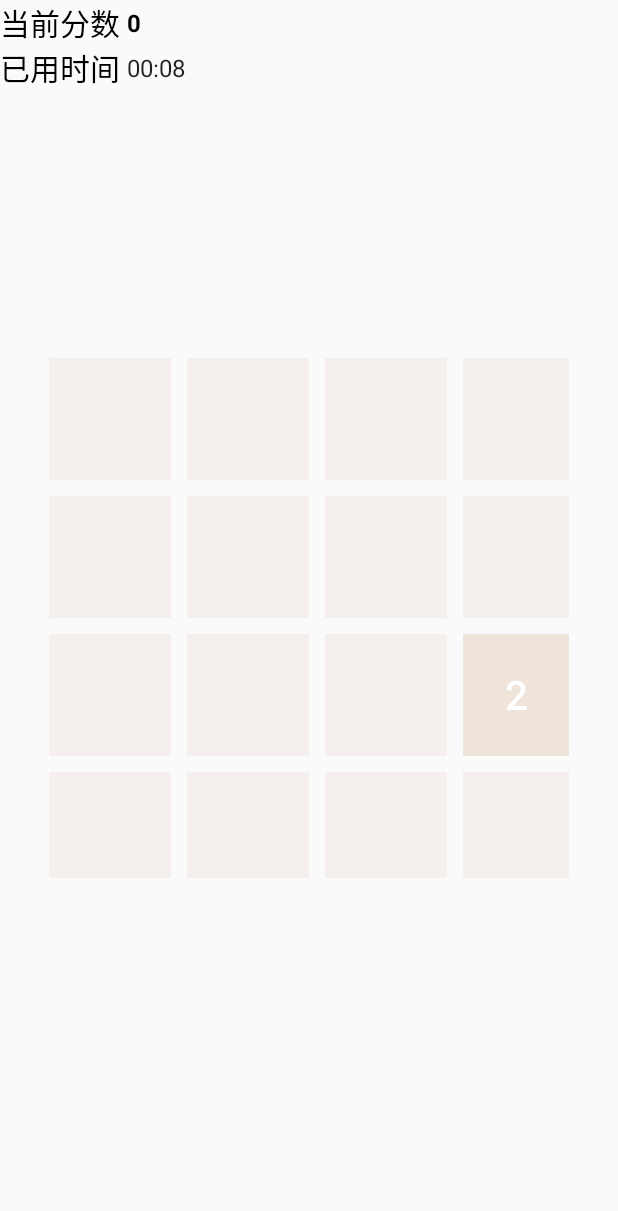
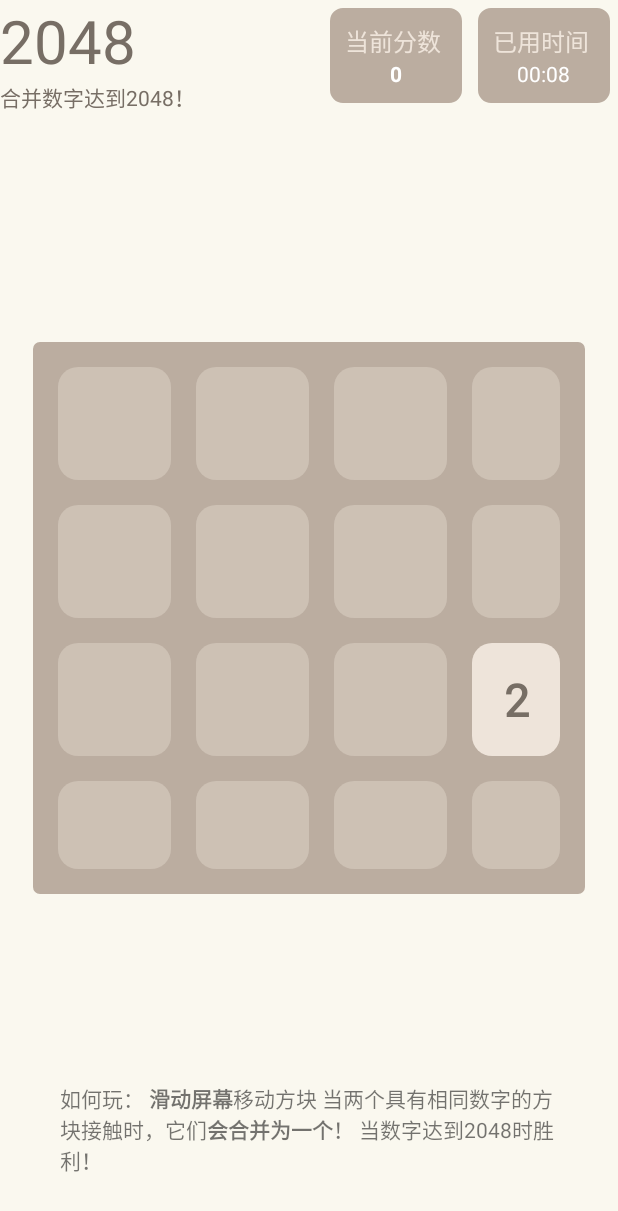
Before and after one commit to kkkknn/My_2048, an Android app: the screen it shows after launch (GameActivity), on a phone screen of 412 x 824 dp. Shown: the top 1211 px of the screen. Run offline under Robolectric (Android 15) with nearby library versions, the phone set to English and light mode, and no system bars.

Commit message:
UI美化 文档更新

```diff
--- a/app/src/main/java/com/example/kkkkkn/my_2048/GameActivity.java
+++ b/app/src/main/java/com/example/kkkkkn/my_2048/GameActivity.java
@@ -7,24 +7,25 @@ import android.os.Bundle;
 import android.util.DisplayMetrics;
 import android.util.Log;
 import android.view.WindowManager;
-import android.widget.BaseAdapter;
 import android.widget.Chronometer;
 import android.widget.TextView;
 import android.widget.Toast;
 
-import java.util.ArrayList;
-import java.util.Random;
+import com.example.kkkkkn.my_2048.custom_view.GameView;
+import com.example.kkkkkn.my_2048.custom_view.ScoreView;
 
 public class GameActivity extends Activity {
     private Context mcontext;
     private final String TAG="2048小游戏";
     private GameView game_view;
     private TextView scoreTextView;
+    private TextView gameRuleTextView;
     private long runtime;
     private int width,height;
     private int auto;
     private Chronometer time;
     private long score=0;
+    private ScoreView scoreView;
     @Override
     protected void onCreate(Bundle savedInstanceState) {
         super.onCreate(savedInstanceState);
@@ -34,7 +35,9 @@ public class GameActivity extends Activity {
         game_view=findViewById(R.id.game_view);
         time=findViewById(R.id.timer);
         scoreTextView=findViewById(R.id.score);
-
+        scoreView=new ScoreView(this);
+        gameRuleTextView=findViewById(R.id.game_rule);
+        gameRuleTextView.setText(R.string.rule);
         //开始计时
         time.setBase(SystemClock.elapsedRealtime());//计时器清零
         //获取屏幕宽度、高度
@@ -54,8 +57,9 @@ public class GameActivity extends Activity {
                 score+=num;
                 String str=String.valueOf(score);
                 scoreTextView.setText(str);
-                //todo 调用显示动画
 
+                scoreView.setText("+"+ num);
+                scoreView.show(scoreTextView);
             }
 
             @Override
--- a/app/src/main/java/com/example/kkkkkn/my_2048/Card.java
+++ b/app/src/main/java/com/example/kkkkkn/my_2048/custom_view/Card.java
@@ -1,16 +1,20 @@
-package com.example.kkkkkn.my_2048;
+package com.example.kkkkkn.my_2048.custom_view;
 
 import android.content.Context;
 import android.graphics.Color;
+import android.graphics.drawable.GradientDrawable;
 import android.support.annotation.NonNull;
 import android.view.Gravity;
 import android.widget.FrameLayout;
 import android.widget.TextView;
 
+import com.example.kkkkkn.my_2048.R;
+
 public class Card extends FrameLayout {
     //展示的数字
     private TextView showTextView;
     private int showNum=0;
+    GradientDrawable drawable;
 
     public Card(@NonNull Context context,int leftMargin,int topMargin,int rightMargin,int bottomMargin) {
         super(context);
@@ -19,11 +23,15 @@ public class Card extends FrameLayout {
 
     private void init(Context context,int leftMargin,int topMargin,int rightMargin,int bottomMargin) {
         showTextView=new TextView(context);
-        showTextView.setTextSize(26);
+        showTextView.setTextSize(30);
         showTextView.setGravity(Gravity.CENTER);
         showTextView.getPaint().setAntiAlias(true);
         showTextView.getPaint().setFakeBoldText(true);
-        showTextView.setTextColor(Color.WHITE);
+        showTextView.setTextColor(getResources().getColor(R.color.TextColorBlack));
+        drawable=new GradientDrawable();
+        drawable.setShape(GradientDrawable.RECTANGLE);
+        drawable.setGradientType(GradientDrawable.LINEAR_GRADIENT);
+        drawable.setCornerRadius(20);
         LayoutParams params=new LayoutParams(-1,-1);
         params.setMargins(leftMargin, topMargin, rightMargin, bottomMargin);
         addView(showTextView,params);
@@ -40,7 +48,8 @@ public class Card extends FrameLayout {
 
     public void setShowNum(int i) {
         this.showNum=i;
-        showTextView.setBackgroundColor(getColor(i));
+        drawable.setColor(getColor(i));
+        showTextView.setBackground(drawable);
         if(i<=0){
             showTextView.setText(" ");
         }else {
@@ -86,7 +95,7 @@ public class Card extends FrameLayout {
                 color=Color.parseColor("#EA7821");
                 break;
             default:
-                color=Color.parseColor("#f5f0ed");
+                color=Color.parseColor("#CDC1B4");
                 break;
         }
         return color;
--- a/app/src/main/java/com/example/kkkkkn/my_2048/GameView.java
+++ b/app/src/main/java/com/example/kkkkkn/my_2048/custom_view/GameView.java
@@ -1,4 +1,4 @@
-package com.example.kkkkkn.my_2048;
+package com.example.kkkkkn.my_2048.custom_view;
 
 import android.content.Context;
 import android.graphics.Point;
@@ -245,14 +245,14 @@ public class GameView extends GridLayout {
         for (int i = 0; i < columnCount; i++) {
             for (int j = 0; j < columnCount; j++) {
                 if((i==columnCount-1)&&(j==columnCount-1)){
-                    card = new Card(getContext(), 16, 16, 16,16);
+                    card = new Card(getContext(), 25, 25, 25,25);
                 }else if (i == columnCount - 1) {
                     // 为最底下的格子加上bottomMargin
-                    card = new Card(getContext(), 16, 16, 0,16);
+                    card = new Card(getContext(), 25, 25, 0,25);
                 } else if(j==columnCount-1){
-                    card = new Card(getContext(), 16, 16, 16,0);
+                    card = new Card(getContext(), 25, 25, 25,0);
                 }else {
-                    card = new Card(getContext(), 16, 16, 0,0);
+                    card = new Card(getContext(), 25, 25, 0,0);
                 }
                 card.setShowNum(0);
                 addView(card,cardWidth,cardHeight);
--- /dev/null
+++ b/app/src/main/java/com/example/kkkkkn/my_2048/custom_view/ScoreView.java
@@ -0,0 +1,266 @@
+package com.example.kkkkkn.my_2048.custom_view;
+
+import android.content.Context;
+import android.graphics.Color;
+import android.graphics.drawable.ColorDrawable;
+import android.graphics.drawable.Drawable;
+import android.os.Build;
+import android.os.Handler;
+import android.text.TextUtils;
+import android.util.TypedValue;
+import android.view.View;
+import android.view.animation.AlphaAnimation;
+import android.view.animation.Animation;
+import android.view.animation.AnimationSet;
+import android.view.animation.TranslateAnimation;
+import android.widget.PopupWindow;
+import android.widget.RelativeLayout;
+import android.widget.TextView;
+
+public class ScoreView extends PopupWindow {
+    private String mText = "";
+    private int mTextColor =  Color.BLACK;
+    private int mTextSize = 16;
+    private int mFromY = 0;
+    private int mToY =  60;
+    private float mFromAlpha = 1.0f;
+    private float mToAlpha =  0.0f;
+    private int mDuration = 800;
+    private int mDistance = 60;
+    private AnimationSet mAnimationSet;
+    private boolean mChanged = false;
+    private Context mContext = null;
+    private TextView mGood = null;
+
+    public ScoreView(Context context) {
+        super(context);
+        mContext = context;
+        initView();
+    }
+
+    private void initView() {
+        RelativeLayout layout = new RelativeLayout(mContext);
+        RelativeLayout.LayoutParams params =
+                new RelativeLayout.LayoutParams(RelativeLayout.LayoutParams.WRAP_CONTENT,
+                        RelativeLayout.LayoutParams.WRAP_CONTENT);
+        params.addRule(RelativeLayout.CENTER_HORIZONTAL);
+        params.addRule(RelativeLayout.ALIGN_PARENT_BOTTOM);
+
+        mGood = new TextView(mContext);
+        mGood.setIncludeFontPadding(false);
+        mGood.setTextSize(TypedValue.COMPLEX_UNIT_DIP, mTextSize);
+        mGood.setTextColor(mTextColor);
+        mGood.setText(mText);
+        mGood.setLayoutParams(params);
+        layout.addView(mGood);
+        setContentView(layout);
+
+        int w = View.MeasureSpec.makeMeasureSpec(0, View.MeasureSpec.UNSPECIFIED);
+        int h = View.MeasureSpec.makeMeasureSpec(0, View.MeasureSpec.UNSPECIFIED);
+        mGood.measure(w, h);
+        setWidth(mGood.getMeasuredWidth());
+        setHeight(mDistance + mGood.getMeasuredHeight());
+        setBackgroundDrawable(new ColorDrawable(Color.TRANSPARENT));
+        setFocusable(false);
+        setTouchable(false);
+        setOutsideTouchable(false);
+
+        mAnimationSet = createAnimation();
+    }
+
+    public void setText(String text) {
+        if (TextUtils.isEmpty(text)) {
+            throw new IllegalArgumentException("text cannot be null.");
+        }
+        mText = text;
+        mGood.setText(text);
+        mGood.setBackgroundDrawable(new ColorDrawable(Color.TRANSPARENT));
+        int w = (int) mGood.getPaint().measureText(text);
+        setWidth(w);
+        setHeight(mDistance + getTextViewHeight(mGood, w));
+    }
+
+    private static int getTextViewHeight(TextView textView, int width) {
+        int widthMeasureSpec = View.MeasureSpec.makeMeasureSpec(width, View.MeasureSpec.AT_MOST);
+        int heightMeasureSpec = View.MeasureSpec.makeMeasureSpec(0, View.MeasureSpec.UNSPECIFIED);
+        textView.measure(widthMeasureSpec, heightMeasureSpec);
+        return textView.getMeasuredHeight();
+    }
+
+    /**
+     * 设置文本颜色
+     *
+     * @param color
+     */
+    private void setTextColor(int color) {
+        mTextColor = color;
+        mGood.setTextColor(color);
+    }
+
+    /**
+     * 设置文本大小
+     *
+     * @param textSize
+     */
+    private void setTextSize(int textSize) {
+        mTextSize = textSize;
+        mGood.setTextSize(TypedValue.COMPLEX_UNIT_DIP, textSize);
+    }
+
+    /**
+     * 设置文本信息
+     *
+     * @param text
+     * @param textColor
+     * @param textSize
+     */
+    public void setTextInfo(String text, int textColor, int textSize) {
+        setTextColor(textColor);
+        setTextSize(textSize);
+        setText(text);
+    }
+
+    /**
+     * 设置图片
+     *
+     * @param resId
+     */
+    public void setImage(int resId) {
+        setImage(mContext.getResources().getDrawable(resId));
+    }
+
+    /**
+     * 设置图片
+     *
+     * @param drawable
+     */
+    public void setImage(Drawable drawable) {
+        if (drawable == null) {
+            throw new IllegalArgumentException("drawable cannot be null.");
+        }
+        if (Build.VERSION.SDK_INT >= Build.VERSION_CODES.JELLY_BEAN) {
+            mGood.setBackground(drawable);
+        } else {
+            mGood.setBackgroundDrawable(drawable);
+        }
+        mGood.setText("");
+        setWidth(drawable.getIntrinsicWidth());
+        setHeight(mDistance + drawable.getIntrinsicHeight());
+    }
+
+    /**
+     * 设置移动距离
+     *
+     * @param dis
+     */
+    public void setDistance(int dis) {
+        mDistance = dis;
+        mToY = dis;
+        mChanged = true;
+        setHeight(mDistance + mGood.getMeasuredHeight());
+    }
+
+    /**
+     * 设置Y轴移动属性
+     *
+     * @param fromY
+     * @param toY
+     */
+    public void setTranslateY(int fromY, int toY) {
+        mFromY = fromY;
+        mToY = toY;
+        mChanged = true;
+    }
+
+    /**
+     * 设置透明度属性
+     *
+     * @param fromAlpha
+     * @param toAlpha
+     */
+    public void setAlpha(float fromAlpha, float toAlpha) {
+        mFromAlpha = fromAlpha;
+        mToAlpha = toAlpha;
+        mChanged = true;
+    }
+
+    /**
+     * 设置动画时长
+     *
+     * @param duration
+     */
+    public void setDuration(int duration) {
+        mDuration = duration;
+        mChanged = true;
+    }
+
+    /**
+     * 重置属性
+     */
+    public void reset() {
+        mText = "";
+        mTextColor = Color.BLACK;
+        mTextSize = 16;
+        mFromY = 0;
+        mToY = 60;
+        mFromAlpha = 1.0f;
+        mToAlpha = 0.0f;
+        mDuration = 800;
+        mDistance = 60;
+        mChanged = false;
+        mAnimationSet = createAnimation();
+    }
+
+    /**
+     * 展示
+     *
+     * @param v
+     */
+    public void show(View v) {
+        if (!isShowing()) {
+            int offsetY = -v.getHeight() - getHeight();
+            showAsDropDown(v, v.getWidth() / 2 - getWidth() / 2, offsetY);
+            if (mAnimationSet == null || mChanged) {
+                mAnimationSet = createAnimation();
+                mChanged = false;
+            }
+            mGood.startAnimation(mAnimationSet);
+        }
+    }
+
+    /**
+     * 动画
+     *
+     * @return
+     */
+    private AnimationSet createAnimation() {
+        mAnimationSet = new AnimationSet(true);
+        TranslateAnimation translateAnim = new TranslateAnimation(0, 0, mFromY, -mToY);
+        AlphaAnimation alphaAnim = new AlphaAnimation(mFromAlpha, mToAlpha);
+        mAnimationSet.addAnimation(translateAnim);
+        mAnimationSet.addAnimation(alphaAnim);
+        mAnimationSet.setDuration(mDuration);
+        mAnimationSet.setAnimationListener(new Animation.AnimationListener() {
+            @Override
+            public void onAnimationStart(Animation animation) {
+            }
+
+            @Override
+            public void onAnimationEnd(Animation animation) {
+                if (isShowing()) {
+                    new Handler().post(new Runnable() {
+                        @Override
+                        public void run() {
+                            dismiss();
+                        }
+                    });
+                }
+            }
+
+            @Override
+            public void onAnimationRepeat(Animation animation) {
+            }
+        });
+        return mAnimationSet;
+    }
+}
--- /dev/null
+++ b/app/src/main/res/drawable/radio_border.xml
@@ -0,0 +1,9 @@
+<?xml version="1.0" encoding="utf-8"?>
+<shape xmlns:android="http://schemas.android.com/apk/res/android">
+
+    <corners android:radius="8dp"/>
+
+    <stroke android:color="@color/viewBackground" android:width="1dp"/>
+
+    <solid android:color="@color/viewBackground"/>
+</shape>
--- a/app/src/main/res/drawable/textview_border.xml
+++ b/app/src/main/res/drawable/textview_border.xml
@@ -1,5 +1,8 @@
 <?xml version="1.0" encoding="utf-8"?>
 <shape xmlns:android="http://schemas.android.com/apk/res/android" android:shape="rectangle" >
 
-    <stroke android:width="2dip" android:color="#000000"/>
+    <corners android:radius="4dp"/>
+    <stroke android:color="@color/CardBackground" android:width="2dip"/>
+    <solid android:color="@color/CardBackground"/>
+
 </shape>
--- /dev/null
+++ b/app/src/main/res/drawable/view_border.xml
@@ -0,0 +1,6 @@
+<?xml version="1.0" encoding="utf-8"?>
+<shape xmlns:android="http://schemas.android.com/apk/res/android">
+    <corners android:radius="4dp"/>
+    <stroke android:color="@color/viewBackground" android:width="1dp"/>
+    <solid android:color="@color/viewBackground"/>
+</shape>
--- a/app/src/main/res/layout/activity_game.xml
+++ b/app/src/main/res/layout/activity_game.xml
@@ -2,41 +2,66 @@
 <RelativeLayout xmlns:android="http://schemas.android.com/apk/res/android"
     xmlns:app="http://schemas.android.com/apk/res-auto"
     xmlns:tools="http://schemas.android.com/tools"
+    android:background="@color/APPBackground"
     android:layout_width="match_parent"
     android:layout_height="match_parent"
     android:orientation="vertical"
     tools:context=".GameActivity">
 
     <LinearLayout
+        android:orientation="vertical"
+        android:layout_width="wrap_content"
+        android:layout_height="wrap_content">
+        <TextView
+            android:textSize="40sp"
+            android:textColor="@color/TextColorBlack"
+            android:text="2048"
+            android:layout_width="wrap_content"
+            android:layout_height="wrap_content"/>
+
+        <TextView
+            android:textColor="@color/TextColorBlack"
+            android:text="合并数字达到2048！"
+            android:layout_width="wrap_content"
+            android:layout_height="wrap_content"/>
+
+    </LinearLayout>
+    <LinearLayout
         android:layout_alignParentTop="true"
-        android:layout_alignParentLeft="true"
-        android:layout_width="match_parent"
+        android:layout_alignParentEnd="true"
+        android:layout_width="wrap_content"
         android:layout_height="wrap_content"
-        android:orientation="vertical">
+        android:orientation="horizontal">
 
         <LinearLayout
-            android:orientation="horizontal"
+            android:orientation="vertical"
+            android:layout_margin="5dp"
+            android:background="@drawable/radio_border"
+            android:padding="10dp"
             android:layout_width="wrap_content"
             android:layout_height="wrap_content">
             <TextView
                 android:layout_width="wrap_content"
                 android:layout_height="wrap_content"
                 android:text="当前分数 "
-                android:textColor="@android:color/background_dark"
-                android:textSize="20sp" />
+                android:textColor="@color/TextColorWrite"
+                android:textSize="16sp" />
             <TextView
                 android:layout_gravity="center"
                 android:id="@+id/score"
                 android:layout_width="wrap_content"
                 android:layout_height="wrap_content"
                 android:text="0"
-                android:textColor="@android:color/background_dark"
-                android:textSize="16sp"
+                android:textColor="@android:color/white"
+                android:textSize="14sp"
                 android:textStyle="bold" />
         </LinearLayout>
 
         <LinearLayout
-            android:orientation="horizontal"
+            android:layout_margin="5dp"
+            android:orientation="vertical"
+            android:background="@drawable/radio_border"
+            android:padding="10dp"
             android:layout_width="wrap_content"
             android:layout_height="wrap_content">
             <TextView
@@ -44,24 +69,34 @@
                 android:layout_width="wrap_content"
                 android:layout_height="wrap_content"
                 android:text="已用时间 "
-                android:textColor="@android:color/background_dark"
-                android:textSize="20sp" />
+                android:textColor="@color/TextColorWrite"
+                android:textSize="16sp" />
 
             <Chronometer
                 android:layout_gravity="center"
                 android:id="@+id/timer"
                 android:layout_width="wrap_content"
                 android:layout_height="wrap_content"
+                android:textColor="@android:color/white"
                 android:format="%s"
-                android:textSize="16sp" />
+                android:textSize="14sp" />
         </LinearLayout>
 
     </LinearLayout>
 
-    <com.example.kkkkkn.my_2048.GameView
+    <com.example.kkkkkn.my_2048.custom_view.GameView
         android:id="@+id/game_view"
+        android:background="@drawable/view_border"
         android:layout_centerInParent="true"
         android:layout_width="wrap_content"
         android:layout_height="wrap_content" />
 
+    <TextView
+        android:padding="40dp"
+        android:id="@+id/game_rule"
+        android:layout_alignParentBottom="true"
+        android:layout_centerHorizontal="true"
+        android:layout_width="wrap_content"
+        android:layout_height="wrap_content"/>
+
 </RelativeLayout>
--- a/app/src/main/res/values/colors.xml
+++ b/app/src/main/res/values/colors.xml
@@ -3,4 +3,10 @@
     <color name="colorPrimary">#008577</color>
     <color name="colorPrimaryDark">#00574B</color>
     <color name="colorAccent">#D81B60</color>
+    <color name="viewBackground">#BBADA0</color>
+    <color name="CardBackground">#CDC1B4</color>
+    <color name="APPBackground">#FAF8EF</color>
+    <color name="BtnBackground">#8F7A66</color>
+    <color name="TextColorBlack">#776E65</color>
+    <color name="TextColorWrite">#EEE4DA</color>
 </resources>
--- a/app/src/main/res/values/strings.xml
+++ b/app/src/main/res/values/strings.xml
@@ -1,3 +1,4 @@
 <resources>
     <string name="app_name">My_2048</string>
+    <string name="rule">如何玩： <b>滑动屏幕</b>移动方块 当两个具有相同数字的方块接触时，它们<b>会合并为一个</b>！ 当数字达到2048时胜利！</string>
 </resources>
```
Also changed, not shown: 1 other file.
